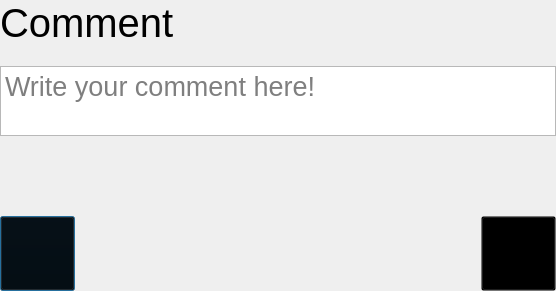
This is src/qtTouch/FacebookManager.ui in USI-Showroom/WarpMe as Qt 5 draws it before an edit. The edited form follows.
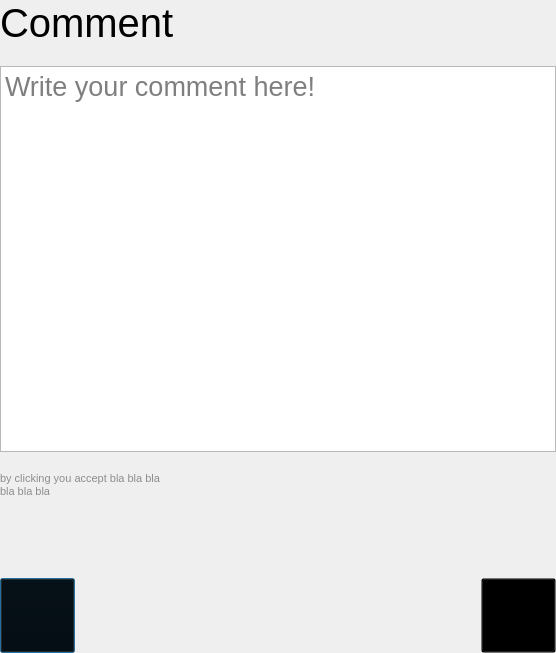
This is the edited form. Icons and pictures are not drawn. Custom widgets are drawn as their Qt base class.

Patch:
```diff
--- a/src/qtTouch/FacebookManager.ui
+++ b/src/qtTouch/FacebookManager.ui
@@ -7,7 +7,7 @@
     <x>0</x>
     <y>0</y>
     <width>556</width>
-    <height>289</height>
+    <height>653</height>
    </rect>
   </property>
   <property name="windowTitle">
@@ -49,6 +49,22 @@
      </property>
     </widget>
    </item>
+   <item>
+    <widget class="QLabel" name="label_2">
+     <property name="font">
+      <font>
+       <pointsize>8</pointsize>
+      </font>
+     </property>
+     <property name="text">
+      <string>&lt;!DOCTYPE HTML PUBLIC &quot;-//W3C//DTD HTML 4.0//EN&quot; &quot;http://www.w3.org/TR/REC-html40/strict.dtd&quot;&gt;
+&lt;html&gt;&lt;head&gt;&lt;meta name=&quot;qrichtext&quot; content=&quot;1&quot; /&gt;&lt;style type=&quot;text/css&quot;&gt;
+p, li { white-space: pre-wrap; }
+&lt;/style&gt;&lt;/head&gt;&lt;body style=&quot; font-family:'MS Shell Dlg 2'; font-size:8pt; font-weight:400; font-style:normal;&quot;&gt;
+&lt;p style=&quot; margin-top:12px; margin-bottom:12px; margin-left:0px; margin-right:0px; -qt-block-indent:0; text-indent:0px;&quot;&gt;&lt;span style=&quot; color:#8d8d8d;&quot;&gt;by clicking you accept bla bla bla&lt;br /&gt;bla bla bla&lt;/span&gt;&lt;/p&gt;&lt;/body&gt;&lt;/html&gt;</string>
+     </property>
+    </widget>
+   </item>
    <item>
     <widget class="Keyboard" name="keyboard" native="true">
      <property name="minimumSize">
```
